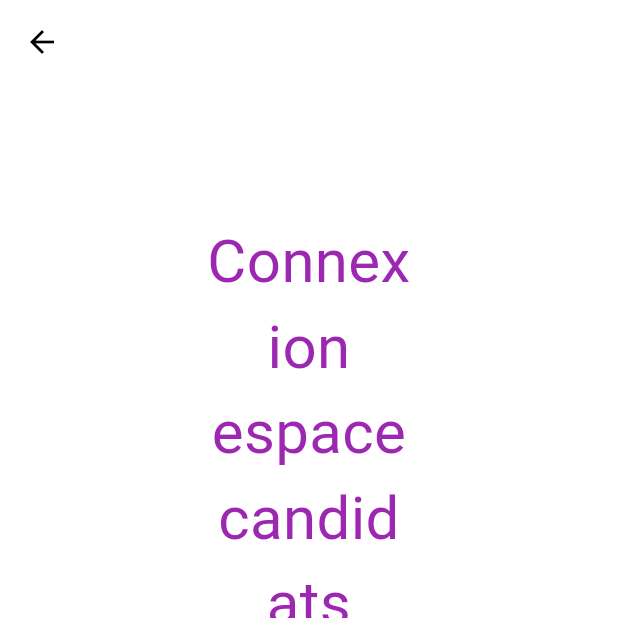
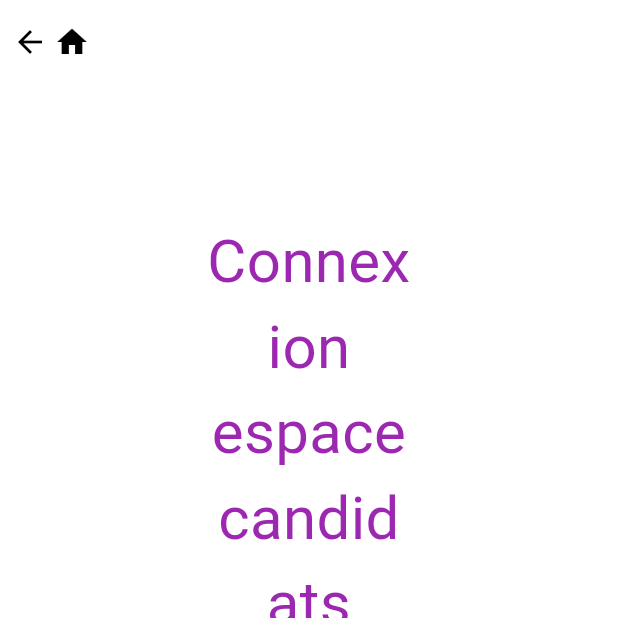
Before and after one commit to keskinm/kicko-client, a Flutter app: the screen it shows after launch, after a tap on "CANDIDAT", on a phone screen of 412 x 824 dp, the top half of it. Run offline on Flutter 3.47's test engine with Material 3 defaults, Android fonts, the phone set to English and light mode, and no system bars; drawn by our look-alikes of animated_text_kit; our stand-ins replace cloud_firestore, dio, email_validator, file_picker, firebase_auth, firebase_core and 4 more; missing offline and left inert: barcode_scan2, firebase_core_platform_interface; accounts and stored records are empty; network calls fail; Roboto replaces fonts that are missing (Horizon).

Commit message:
Add home button in appbar

```diff
--- a/lib/appbar.dart
+++ b/lib/appbar.dart
@@ -1,11 +1,31 @@
 import 'package:flutter/material.dart';
 import 'package:kicko/user/ui/my_account.dart';
 
-AppBar simpleAppBar([String? text]) {
+AppBar simpleAppBar(BuildContext context, [String? text]) {
+  List<Widget> rowChildren = [
+    Flexible(
+      child: IconButton(
+      icon: Icon(Icons.home),
+      onPressed: () {
+        Navigator.popUntil(context, (route) => route.isFirst);
+      },
+    ))
+  ];
+
+  if (Navigator.canPop(context)) {
+    rowChildren.insert(
+        0,
+        Flexible(
+          child: IconButton(
+          icon: Icon(Icons.arrow_back),
+          onPressed: () => Navigator.of(context).pop(),
+        )));
+  }
+
   return AppBar(
-      // backgroundColor: Colors.white,
-      // No need backgroundColor because done in ThemData of MaterialApp.
-      title: text != null ? Center(child: Text(text)) : null);
+    title: text != null ? Center(child: Text(text)) : null,
+    leading: Row(mainAxisSize: MainAxisSize.min, children: rowChildren),
+  );
 }
 
 AppBar userAppBar(String text, BuildContext pageContext) {
--- a/lib/candidate/ui/job_offer_page.dart
+++ b/lib/candidate/ui/job_offer_page.dart
@@ -92,7 +92,7 @@ class _CandidateJobOfferPage extends State<CandidateJobOfferPage> {
   @override
   Widget build(BuildContext context) {
     return Scaffold(
-        appBar: simpleAppBar("Offre d'emploi"),
+        appBar: simpleAppBar(context, "Offre d'emploi"),
         body: Center(
             child: Wrap(
           spacing: 100,
--- a/lib/candidate/ui/scan.dart
+++ b/lib/candidate/ui/scan.dart
@@ -23,7 +23,7 @@ class _ScanState extends State<ScanScreen> {
   @override
   Widget build(BuildContext context) {
     return Scaffold(
-        appBar: simpleAppBar("QR Code Scanner"),
+        appBar: simpleAppBar(context, "QR Code Scanner"),
         body: Center(
           child: Column(
             mainAxisAlignment: MainAxisAlignment.center,
--- a/lib/professional/ui/job_offer_page.dart
+++ b/lib/professional/ui/job_offer_page.dart
@@ -206,7 +206,7 @@ class _ProfessionalJobOfferPage extends State<ProfessionalJobOfferPage> {
   @override
   Widget build(BuildContext context) {
     return Scaffold(
-        appBar: simpleAppBar(),
+        appBar: simpleAppBar(context),
         body: Center(
             child: Wrap(
           spacing: 100,
--- a/lib/professional/ui/qr_code_image.dart
+++ b/lib/professional/ui/qr_code_image.dart
@@ -48,7 +48,7 @@ class _DisplayQRCodeImage extends State<DisplayQRCodeImage> {
   @override
   Widget build(BuildContext context) {
     return Scaffold(
-        appBar: simpleAppBar(),
+        appBar: simpleAppBar(context),
         body: Center(
           child: Column(
             children: [
--- a/lib/user/ui/login_page.dart
+++ b/lib/user/ui/login_page.dart
@@ -22,7 +22,7 @@ class _LoginPageState extends State<LoginPage> {
   Widget build(BuildContext context) {
     String title = userGroupSyntax.titleMap[widget.userGroup];
     return Scaffold(
-      appBar: simpleAppBar(),
+      appBar: simpleAppBar(context),
       body: SingleChildScrollView(
         child: Center(
           child: SizedBox(
--- a/lib/user/ui/medias.dart
+++ b/lib/user/ui/medias.dart
@@ -121,7 +121,7 @@ class _DisplayResumes extends State<DisplayResumes> {
   @override
   Widget build(BuildContext context) {
     return Scaffold(
-      appBar: simpleAppBar("Mes CV"),
+      appBar: simpleAppBar(context),
       body: Column(
         children: [
           Center(
--- a/lib/user/ui/register_page.dart
+++ b/lib/user/ui/register_page.dart
@@ -23,7 +23,7 @@ class _RegisterPageState extends State<RegisterPage> {
   Widget build(BuildContext context) {
     String title = userGroupSyntax.titleMap[widget.userGroup];
     return Scaffold(
-      appBar: simpleAppBar(),
+      appBar: simpleAppBar(context),
       backgroundColor: Colors.white,
       body: Center(
         child: Column(
```
